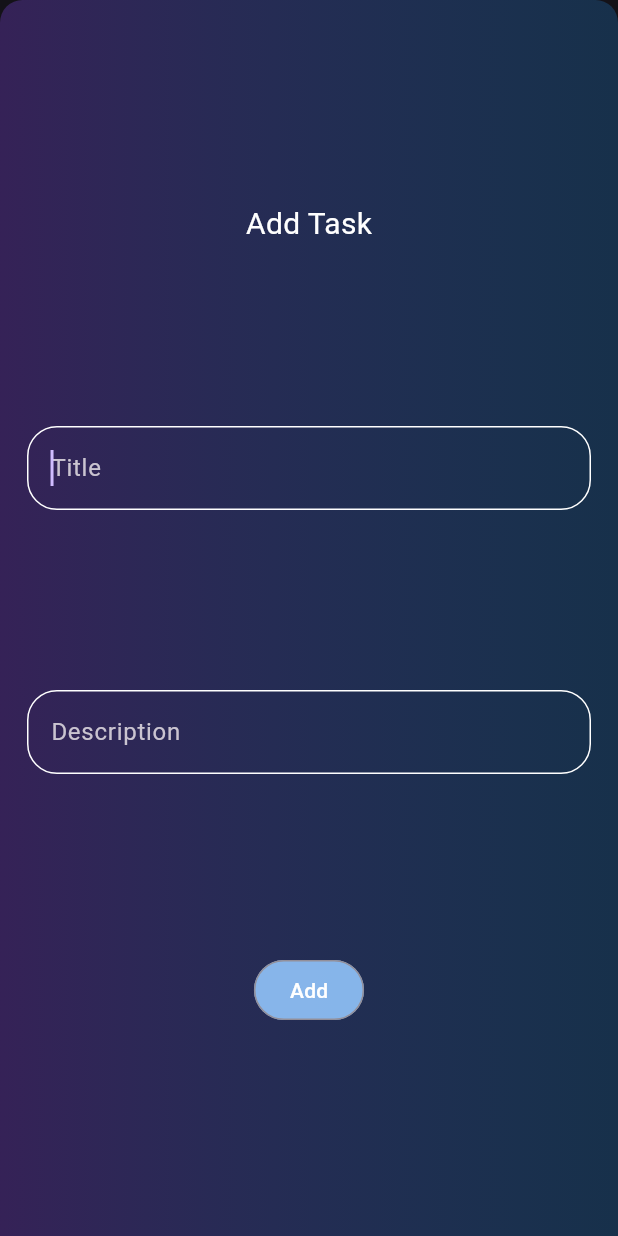
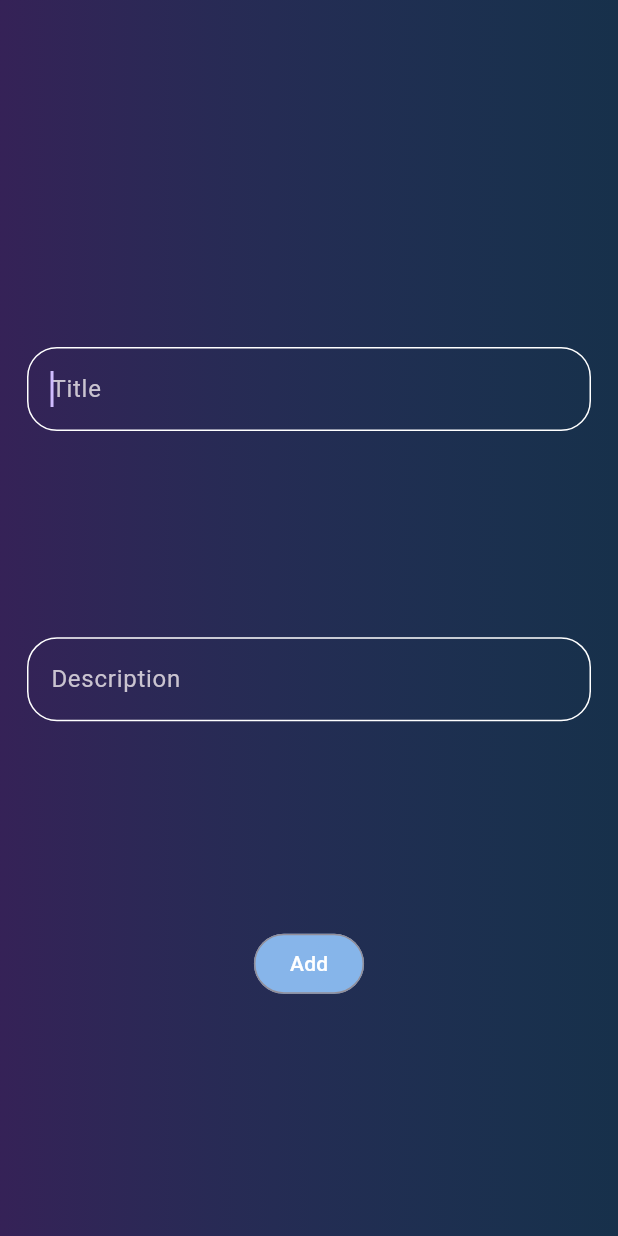
Before and after one commit to AnirudhDas01/todo_list_cal, a Flutter app: the AddTaskScreen screen opened directly, on a phone screen of 412 x 824 dp. Run offline on Flutter 3.47's test engine with Material 3 defaults, Android fonts, the phone set to English and light mode, and no system bars; our stand-ins replace animated_splash_screen, google_fonts, table_calendar.

Commit message:
made a new screen for addTaskScreen, and added a splashScreen

```diff
--- a/lib/screens/add_task.sreen.dart
+++ b/lib/screens/add_task.sreen.dart
@@ -12,9 +12,10 @@ class AddTaskScreen extends StatelessWidget {
     String newTaskTitle = '';
     String newTaskDescription = '';
 
-    return GestureDetector(
-      onTap: () => FocusScope.of(context).unfocus(),
-      child: Container(
+    // ignore: no_leading_underscores_for_local_identifiers
+
+    return Scaffold(
+      body: Container(
         decoration: const BoxDecoration(
           gradient: LinearGradient(
             colors: [
@@ -22,25 +23,18 @@ class AddTaskScreen extends StatelessWidget {
               Color.fromARGB(59, 33, 149, 243)
             ],
           ),
-          borderRadius: BorderRadius.only(
-            topLeft: Radius.circular(15),
-            topRight: Radius.circular(15),
-          ),
         ),
         width: pageWidth,
         padding: const EdgeInsets.symmetric(vertical: 20, horizontal: 10),
+        child: Form(
           child: Column(
             mainAxisAlignment: MainAxisAlignment.spaceEvenly,
             children: [
               const SizedBox(height: 15),
-            const Text(
-              'Add Task',
-              style: TextStyle(color: Colors.white, fontSize: 20),
-            ),
               const SizedBox(height: 20),
               Padding(
                 padding: const EdgeInsets.symmetric(horizontal: 8.0),
-              child: TextField(
+                child: TextFormField(
                   autofocus: true,
                   decoration: inputDecoration,
                   style: const TextStyle(color: Colors.white),
@@ -53,7 +47,6 @@ class AddTaskScreen extends StatelessWidget {
               Padding(
                 padding: const EdgeInsets.symmetric(horizontal: 8.0),
                 child: TextFormField(
-                autofocus: true,
                   style: const TextStyle(color: Colors.white),
                   decoration: inputDecorationDescription,
                   onChanged: (inputTask) {
@@ -88,6 +81,7 @@ class AddTaskScreen extends StatelessWidget {
             ],
           ),
         ),
+      ),
     );
   }
 }
--- a/lib/widgets/completed_task_tile.dart
+++ b/lib/widgets/completed_task_tile.dart
@@ -22,7 +22,7 @@ class CompletedTaskTile extends StatelessWidget {
           completedTaskTitle,
           style: const TextStyle(
             color: Colors.white,
-            fontSize: 20,
+            fontSize: 14,
           ),
         ),
         trailing: Checkbox(
--- a/lib/widgets/incomplete_task_tile.dart
+++ b/lib/widgets/incomplete_task_tile.dart
@@ -46,7 +46,7 @@ class IncompleteTaskTile extends StatelessWidget {
             ],
           ),
           trailing: Checkbox(
-            activeColor: Colors.green,
+            activeColor: const Color.fromARGB(185, 114, 225, 118),
             onChanged: onChanged,
             value: isDone,
           ),
--- a/pubspec.yaml
+++ b/pubspec.yaml
@@ -18,6 +18,7 @@ dependencies:
   intl: ^0.19.0
   provider: ^6.1.2
   fluttertoast: ^8.2.6
+  animated_splash_screen: ^1.3.0
 
 dev_dependencies:
   flutter_test:
@@ -28,6 +29,8 @@ dev_dependencies:
 
 
 flutter:
+  assets:
+    - assets/LogoF.png
 
 
   uses-material-design: true
```
Also changed, not shown: lib/main.dart (+21 -28 lines), lib/screens/calender.dart (+20 -1 lines), lib/screens/task_screen.dart (+10 -3 lines), assets/LogoF.png (added), pubspec.lock. Lines whose indentation alone changed are shown as unchanged.
